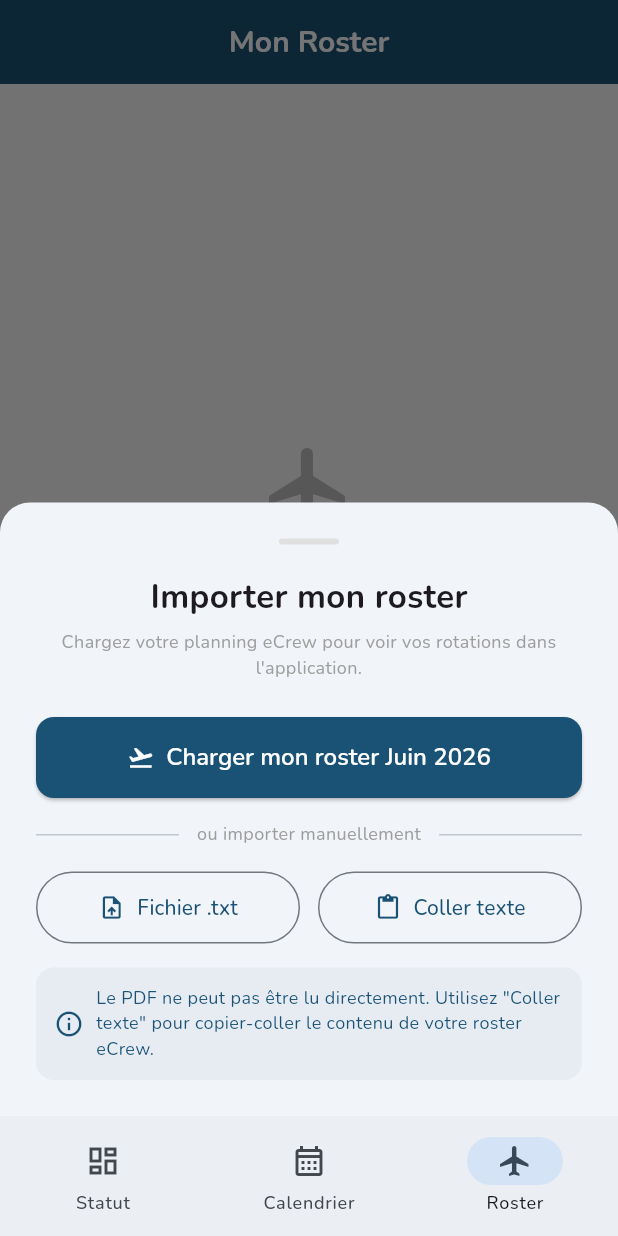
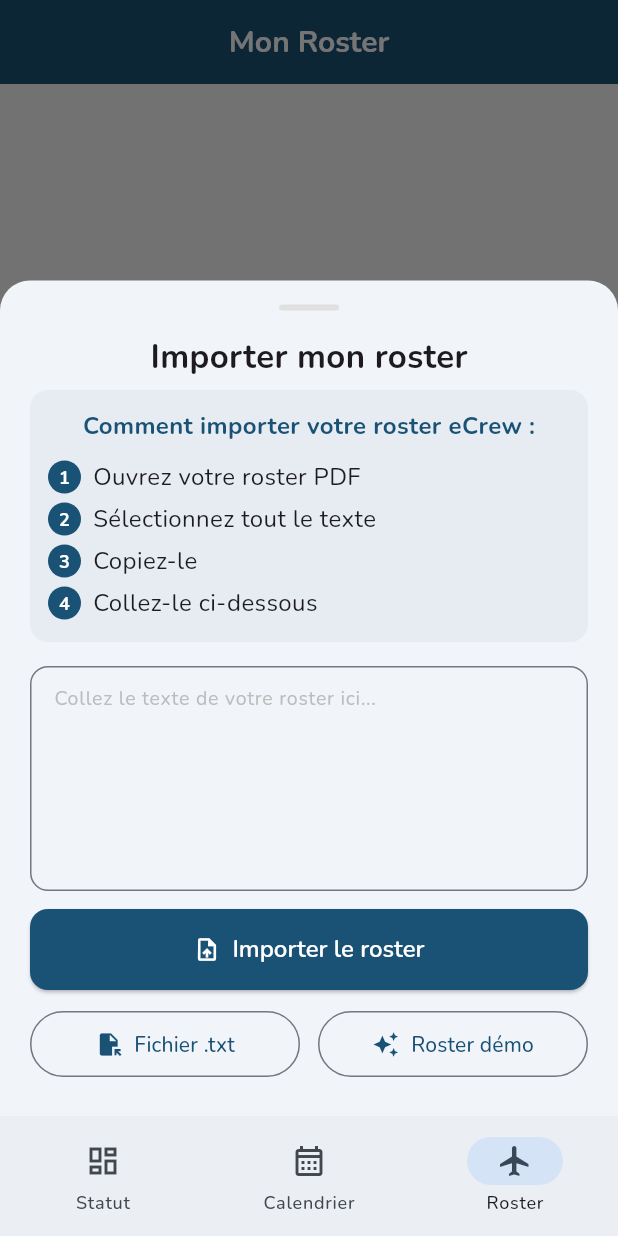
Before and after one commit to aminebouchenafa-svg/CAPS-connecting-all-parents-and-status, a Flutter app: the RosterPage screen opened by its route, after a tap on the "upload file" icon, on a phone screen of 412 x 824 dp. Run offline on Flutter 3.47's test engine with Material 3 defaults, Android fonts, the phone set to English and light mode, and no system bars; our stand-ins replace cloud_firestore, equatable, file_picker, firebase_auth, firebase_core, flutter_riverpod and 2 more; accounts and stored records are empty.

Commit message:
fix: redesign roster upload with paste-first flow
Replace "Charger mon roster" button with direct text paste area:
- Step-by-step instructions (1-4) for copying roster text
- Text input field to paste roster content directly
- "Importer le roster" button to parse pasted text
- "Fichier .txt" and "Roster démo" as secondary options
- Shows "Remplacer le roster" title when one is already loaded

Co-Authored-By: Claude Sonnet 4.6 <noreply@anthropic.com>
Claude-Session: https://claude.ai/code/session_01NHcXw8vaED18et4L2ppiHC

```diff
--- a/lib/features/roster/presentation/widgets/roster_upload_widget.dart
+++ b/lib/features/roster/presentation/widgets/roster_upload_widget.dart
@@ -21,145 +21,30 @@ class RosterUploadWidget extends ConsumerStatefulWidget {
 class _RosterUploadWidgetState extends ConsumerState<RosterUploadWidget> {
   bool _loading = false;
   String? _error;
+  final _textController = TextEditingController();
+
+  @override
+  void dispose() {
+    _textController.dispose();
+    super.dispose();
+  }
 
   void _loadDemoRoster() {
     ref.read(rosterProvider.notifier).state = DemoData.demoRoster;
     Navigator.of(context).pop();
     ScaffoldMessenger.of(context).showSnackBar(
-      SnackBar(
-        content: Text(
-          'Roster de ${DemoData.demoRoster.pilotName} chargé !',
-        ),
+      const SnackBar(
+        content: Text('Roster démo Juin 2026 chargé !'),
         backgroundColor: AppColors.success,
       ),
     );
   }
 
-  bool _isPdfBinary(Uint8List bytes) {
-    if (bytes.length >= 4) {
-      // PDF files start with %PDF
-      return bytes[0] == 0x25 &&
-          bytes[1] == 0x50 &&
-          bytes[2] == 0x44 &&
-          bytes[3] == 0x46;
+  void _parseAndLoad(String text) {
+    if (text.trim().isEmpty) {
+      setState(() => _error = 'Le texte est vide.');
+      return;
     }
-    return false;
-  }
-
-  Future<void> _pickAndParseFile() async {
-    setState(() {
-      _loading = true;
-      _error = null;
-    });
-
-    try {
-      final result = await FilePicker.platform.pickFiles(
-        type: FileType.custom,
-        allowedExtensions: ['txt', 'csv'],
-        withData: true,
-      );
-
-      if (result == null || result.files.isEmpty) {
-        setState(() => _loading = false);
-        return;
-      }
-
-      final file = result.files.first;
-      final Uint8List? bytes = file.bytes;
-
-      if (bytes == null || bytes.isEmpty) {
-        setState(() {
-          _error = 'Impossible de lire le fichier.';
-          _loading = false;
-        });
-        return;
-      }
-
-      if (_isPdfBinary(bytes)) {
-        setState(() {
-          _error =
-              'Les fichiers PDF ne peuvent pas être lus directement '
-              'dans le navigateur.\n\n'
-              'Utilisez plutôt le bouton "Coller le texte" :\n'
-              '1. Ouvrez le PDF dans un lecteur\n'
-              '2. Sélectionnez tout (Ctrl+A)\n'
-              '3. Copiez (Ctrl+C)\n'
-              '4. Collez ici';
-          _loading = false;
-        });
-        return;
-      }
-
-      final text = utf8.decode(bytes, allowMalformed: true);
-
-      if (text.trim().isEmpty) {
-        setState(() {
-          _error = 'Le fichier semble vide.';
-          _loading = false;
-        });
-        return;
-      }
-
-      final parser = ref.read(rosterParserProvider);
-      final roster = parser.parse(text);
-
-      ref.read(rosterProvider.notifier).state = roster;
-
-      if (mounted) {
-        Navigator.of(context).pop();
-        ScaffoldMessenger.of(context).showSnackBar(
-          SnackBar(
-            content: Text('Roster de ${roster.pilotName} chargé !'),
-            backgroundColor: AppColors.success,
-          ),
-        );
-      }
-    } catch (e) {
-      setState(() {
-        _error = 'Erreur lors du parsing : $e';
-        _loading = false;
-      });
-    }
-  }
-
-  Future<void> _pasteRosterText() async {
-    final controller = TextEditingController();
-
-    final text = await showDialog<String>(
-      context: context,
-      builder: (ctx) => AlertDialog(
-        title: const Text('Coller le texte du roster'),
-        content: SizedBox(
-          width: double.maxFinite,
-          height: 300,
-          child: TextField(
-            controller: controller,
-            maxLines: null,
-            expands: true,
-            textAlignVertical: TextAlignVertical.top,
-            decoration: const InputDecoration(
-              hintText:
-                  'Ouvrez votre roster eCrew en PDF,\n'
-                  'sélectionnez tout le texte (Ctrl+A),\n'
-                  'copiez (Ctrl+C), puis collez ici...',
-              border: OutlineInputBorder(),
-            ),
-          ),
-        ),
-        actions: [
-          TextButton(
-            onPressed: () => Navigator.pop(ctx),
-            child: const Text('Annuler'),
-          ),
-          ElevatedButton(
-            onPressed: () => Navigator.pop(ctx, controller.text),
-            child: const Text('Importer'),
-          ),
-        ],
-      ),
-    );
-
-    if (text == null || text.trim().isEmpty) return;
 
     setState(() {
       _loading = true;
@@ -189,18 +74,64 @@ class _RosterUploadWidgetState extends ConsumerState<RosterUploadWidget> {
     }
   }
 
+  Future<void> _pickTextFile() async {
+    try {
+      final result = await FilePicker.platform.pickFiles(
+        type: FileType.custom,
+        allowedExtensions: ['txt', 'csv'],
+        withData: true,
+      );
+
+      if (result == null || result.files.isEmpty) return;
+
+      final bytes = result.files.first.bytes;
+      if (bytes == null || bytes.isEmpty) {
+        setState(() => _error = 'Impossible de lire le fichier.');
+        return;
+      }
+
+      if (_isPdfBinary(bytes)) {
+        setState(() {
+          _error =
+              'Les PDF ne peuvent pas être lus dans le navigateur.\n'
+              'Ouvrez le PDF, sélectionnez tout le texte, '
+              'copiez-le et collez-le dans la zone ci-dessus.';
+        });
+        return;
+      }
+
+      final text = utf8.decode(bytes, allowMalformed: true);
+      _parseAndLoad(text);
+    } catch (e) {
+      setState(() => _error = 'Erreur : $e');
+    }
+  }
+
+  bool _isPdfBinary(Uint8List bytes) {
+    if (bytes.length >= 4) {
+      return bytes[0] == 0x25 &&
+          bytes[1] == 0x50 &&
+          bytes[2] == 0x44 &&
+          bytes[3] == 0x46;
+    }
+    return false;
+  }
+
   @override
   Widget build(BuildContext context) {
+    final hasRoster = ref.read(rosterProvider) != null;
+
     return Padding(
       padding: EdgeInsets.only(
-        left: 24,
-        right: 24,
-        top: 24,
-        bottom: MediaQuery.of(context).viewInsets.bottom + 24,
+        left: 20,
+        right: 20,
+        top: 16,
+        bottom: MediaQuery.of(context).viewInsets.bottom + 16,
       ),
       child: Column(
         mainAxisSize: MainAxisSize.min,
         children: [
+          // Handle bar
           Container(
             width: 40,
             height: 4,
@@ -209,30 +140,73 @@ class _RosterUploadWidgetState extends ConsumerState<RosterUploadWidget> {
               borderRadius: BorderRadius.circular(2),
             ),
           ),
-          const SizedBox(height: 20),
-          Text('Importer mon roster', style: AppTextStyles.heading2),
+          const SizedBox(height: 16),
+
+          Text(
+            hasRoster ? 'Remplacer le roster' : 'Importer mon roster',
+            style: AppTextStyles.heading2,
+          ),
           const SizedBox(height: 8),
-          Text(
-            'Chargez votre planning eCrew pour voir '
-            'vos rotations dans l\'application.',
-            style: AppTextStyles.caption.copyWith(color: Colors.grey),
-            textAlign: TextAlign.center,
+
+          // Instructions
+          Container(
+            padding: const EdgeInsets.all(12),
+            decoration: BoxDecoration(
+              color: AppColors.primary.withValues(alpha: 0.05),
+              borderRadius: BorderRadius.circular(12),
+            ),
+            child: Column(
+              children: [
+                Text(
+                  'Comment importer votre roster eCrew :',
+                  style: AppTextStyles.bodyBold.copyWith(
+                    color: AppColors.primary,
+                  ),
+                ),
+                const SizedBox(height: 8),
+                _buildStep('1', 'Ouvrez votre roster PDF'),
+                _buildStep('2', 'Sélectionnez tout le texte'),
+                _buildStep('3', 'Copiez-le'),
+                _buildStep('4', 'Collez-le ci-dessous'),
+              ],
+            ),
           ),
-          const SizedBox(height: 24),
+          const SizedBox(height: 16),
 
           if (_loading)
             const Padding(
-              padding: EdgeInsets.all(32),
+              padding: EdgeInsets.all(24),
               child: CircularProgressIndicator(),
             )
           else ...[
-            // Primary action: load demo roster
+            // Text input area
+            SizedBox(
+              height: 150,
+              child: TextField(
+                controller: _textController,
+                maxLines: null,
+                expands: true,
+                textAlignVertical: TextAlignVertical.top,
+                style: const TextStyle(fontSize: 13),
+                decoration: InputDecoration(
+                  hintText: 'Collez le texte de votre roster ici...',
+                  hintStyle: TextStyle(color: Colors.grey[400]),
+                  border: OutlineInputBorder(
+                    borderRadius: BorderRadius.circular(12),
+                  ),
+                  contentPadding: const EdgeInsets.all(12),
+                ),
+              ),
+            ),
+            const SizedBox(height: 12),
+
+            // Import button
             SizedBox(
               width: double.infinity,
               child: ElevatedButton.icon(
-                onPressed: _loadDemoRoster,
-                icon: const Icon(Icons.flight_takeoff),
-                label: const Text('Charger mon roster Juin 2026'),
+                onPressed: () => _parseAndLoad(_textController.text),
+                icon: const Icon(Icons.upload_file),
+                label: const Text('Importer le roster'),
                 style: ElevatedButton.styleFrom(
                   padding: const EdgeInsets.symmetric(vertical: 16),
                   backgroundColor: AppColors.primary,
@@ -240,43 +214,29 @@ class _RosterUploadWidgetState extends ConsumerState<RosterUploadWidget> {
                 ),
               ),
             ),
-            const SizedBox(height: 16),
+            const SizedBox(height: 12),
 
-            Row(
-              children: [
-                const Expanded(child: Divider()),
-                Padding(
-                  padding: const EdgeInsets.symmetric(horizontal: 12),
-                  child: Text(
-                    'ou importer manuellement',
-                    style: AppTextStyles.caption.copyWith(color: Colors.grey),
-                  ),
-                ),
-                const Expanded(child: Divider()),
-              ],
-            ),
-            const SizedBox(height: 16),
-
+            // Secondary options
             Row(
               children: [
                 Expanded(
                   child: OutlinedButton.icon(
-                    onPressed: _pickAndParseFile,
-                    icon: const Icon(Icons.upload_file, size: 18),
+                    onPressed: _pickTextFile,
+                    icon: const Icon(Icons.file_open, size: 18),
                     label: const Text('Fichier .txt'),
                     style: OutlinedButton.styleFrom(
-                      padding: const EdgeInsets.symmetric(vertical: 14),
+                      padding: const EdgeInsets.symmetric(vertical: 12),
                     ),
                   ),
                 ),
                 const SizedBox(width: 12),
                 Expanded(
                   child: OutlinedButton.icon(
-                    onPressed: _pasteRosterText,
-                    icon: const Icon(Icons.paste, size: 18),
-                    label: const Text('Coller texte'),
+                    onPressed: _loadDemoRoster,
+                    icon: const Icon(Icons.auto_awesome, size: 18),
+                    label: const Text('Roster démo'),
                     style: OutlinedButton.styleFrom(
-                      padding: const EdgeInsets.symmetric(vertical: 14),
+                      padding: const EdgeInsets.symmetric(vertical: 12),
                     ),
                   ),
                 ),
@@ -285,9 +245,9 @@ class _RosterUploadWidgetState extends ConsumerState<RosterUploadWidget> {
           ],
 
           if (_error != null) ...[
-            const SizedBox(height: 16),
+            const SizedBox(height: 12),
             Container(
-              padding: const EdgeInsets.all(12),
+              padding: const EdgeInsets.all(10),
               decoration: BoxDecoration(
                 color: Colors.red.withValues(alpha: 0.1),
                 borderRadius: BorderRadius.circular(12),
@@ -301,30 +261,37 @@ class _RosterUploadWidgetState extends ConsumerState<RosterUploadWidget> {
             ),
           ],
 
-          const SizedBox(height: 16),
+          const SizedBox(height: 8),
+        ],
+      ),
+    );
+  }
+
+  Widget _buildStep(String number, String text) {
+    return Padding(
+      padding: const EdgeInsets.symmetric(vertical: 2),
+      child: Row(
+        children: [
           Container(
-            padding: const EdgeInsets.all(12),
+            width: 22,
+            height: 22,
             decoration: BoxDecoration(
-              color: AppColors.primary.withValues(alpha: 0.05),
-              borderRadius: BorderRadius.circular(12),
+              color: AppColors.primary,
+              shape: BoxShape.circle,
             ),
-            child: Row(
-              children: [
-                Icon(Icons.info_outline, size: 20, color: AppColors.primary),
-                const SizedBox(width: 8),
-                Expanded(
-                  child: Text(
-                    'Le PDF ne peut pas être lu directement. '
-                    'Utilisez "Coller texte" pour copier-coller '
-                    'le contenu de votre roster eCrew.',
-                    style: AppTextStyles.caption.copyWith(
-                      color: AppColors.primary,
-                    ),
-                  ),
+            child: Center(
+              child: Text(
+                number,
+                style: const TextStyle(
+                  color: Colors.white,
+                  fontSize: 12,
+                  fontWeight: FontWeight.bold,
                 ),
-              ],
+              ),
             ),
           ),
+          const SizedBox(width: 8),
+          Text(text, style: AppTextStyles.body),
         ],
       ),
     );
```
